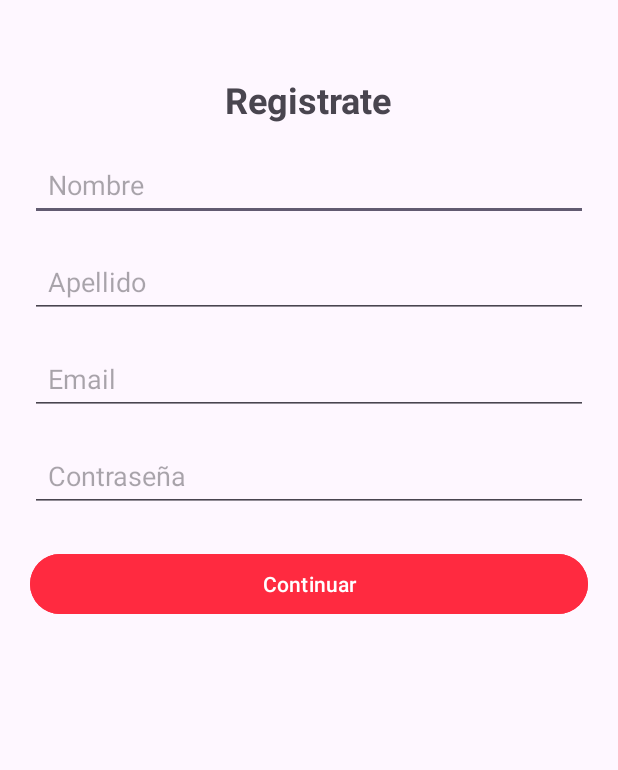
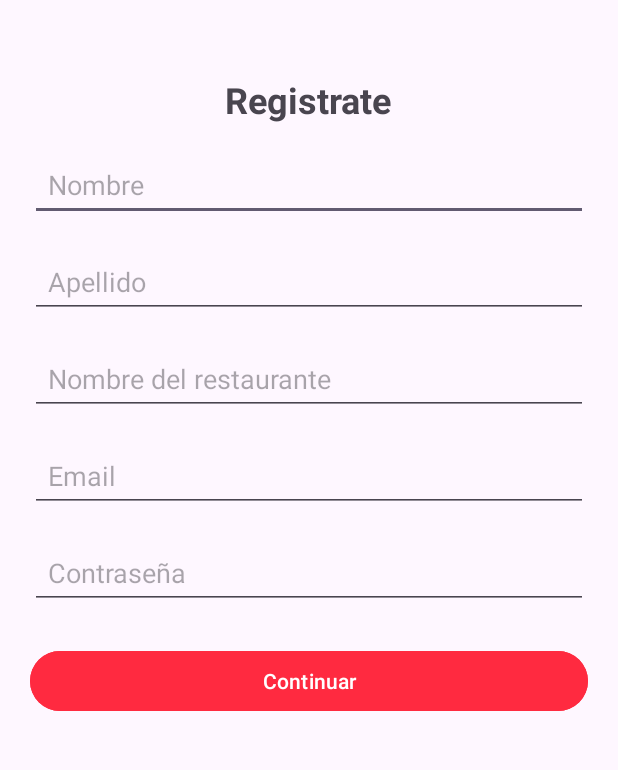
Before and after one commit to camilariverodv/parcial-2-am-acn4av-rivero, an Android app: the RegisterActivity screen opened directly, with no data from a screen before it, on a phone screen of 412 x 824 dp, the part 75-845 px from its top. Run offline under Robolectric (Android 15) with nearby library versions, the phone set to English and light mode, and no system bars; our stand-ins replace Firebase (no records; nobody signed in at launch, a user with empty details on screens opened directly).

Commit message:
refactor: move hardcoded strings, colors, and dimensions to resource files

```diff
--- a/app/src/main/java/com/example/ebooking/RegisterActivity.java
+++ b/app/src/main/java/com/example/ebooking/RegisterActivity.java
@@ -25,7 +25,7 @@ import android.util.Log;
 
 public class RegisterActivity extends AppCompatActivity {
 
-    private EditText nameEditText, lastNameEditText, emailEditText, passwordEditText;
+    private EditText nameEditText, lastNameEditText, emailEditText, passwordEditText, restaurantNameEditText;
     private Button registerSubmitButton;
 
     private FirebaseAuth mAuth;
@@ -40,6 +40,7 @@ public class RegisterActivity extends AppCompatActivity {
         emailEditText = findViewById(R.id.emailEditText);
         passwordEditText = findViewById(R.id.passwordEditText);
         registerSubmitButton = findViewById(R.id.registerSubmitButton);
+        restaurantNameEditText = findViewById(R.id.restaurantNameEditText);
 
         // Firebase Auth
         mAuth = FirebaseAuth.getInstance();
@@ -58,9 +59,10 @@ public class RegisterActivity extends AppCompatActivity {
         String lastName = lastNameEditText.getText().toString().trim();
         String email = emailEditText.getText().toString().trim();
         String password = passwordEditText.getText().toString();
+        String restaurantName = restaurantNameEditText.getText().toString().trim();
 
         if (TextUtils.isEmpty(name) || TextUtils.isEmpty(lastName) || TextUtils.isEmpty(email)
-                || TextUtils.isEmpty(password)) {
+                || TextUtils.isEmpty(password) || TextUtils.isEmpty(restaurantName)) {
             Toast.makeText(RegisterActivity.this, "Debe completar todos los datos", Toast.LENGTH_SHORT).show();
             return;
         }
@@ -89,6 +91,7 @@ public class RegisterActivity extends AppCompatActivity {
                             user.put("name", name);
                             user.put("lastName", lastName);
                             user.put("email", email);
+                            user.put("restaurantName", restaurantName);
 
                             db.collection("users").document(userId)
                                     .set(user)
--- a/app/src/main/res/layout/activity_booking.xml
+++ b/app/src/main/res/layout/activity_booking.xml
@@ -24,10 +24,10 @@
             android:id="@+id/bookingListContainer">
 
             <TextView
-                android:id="@+id/loginTextView"
+                android:id="@+id/bookingTitleTextView"
                 android:layout_width="wrap_content"
                 android:layout_height="wrap_content"
-                android:text="Mis reservas"
+                android:text="@string/booking_title"
                 android:textSize="24sp"
                 android:textStyle="bold"
                 android:layout_marginTop="40dp"
--- a/app/src/main/res/layout/activity_register.xml
+++ b/app/src/main/res/layout/activity_register.xml
@@ -23,7 +23,7 @@
             android:layout_width="wrap_content"
             android:layout_height="wrap_content"
             android:layout_marginTop="50dp"
-            android:text="Registrate"
+            android:text="@string/register_title"
             android:textSize="24sp"
             android:textStyle="bold" />
 
@@ -32,7 +32,7 @@
             android:layout_width="match_parent"
             android:layout_height="wrap_content"
             android:layout_marginTop="16dp"
-            android:hint="Nombre"
+            android:hint="@string/name_hint"
             android:inputType="textPersonName"
             android:minHeight="48dp"
             android:padding="12dp" />
@@ -42,7 +42,17 @@
             android:layout_width="match_parent"
             android:layout_height="wrap_content"
             android:layout_marginTop="16dp"
-            android:hint="Apellido"
+            android:hint="@string/last_name_hint"
+            android:inputType="textPersonName"
+            android:minHeight="48dp"
+            android:padding="12dp" />
+
+        <EditText
+            android:id="@+id/restaurantNameEditText"
+            android:layout_width="match_parent"
+            android:layout_height="wrap_content"
+            android:layout_marginTop="16dp"
+            android:hint="@string/restaurant_name_hint"
             android:inputType="textPersonName"
             android:minHeight="48dp"
             android:padding="12dp" />
@@ -52,7 +62,7 @@
             android:layout_width="match_parent"
             android:layout_height="wrap_content"
             android:layout_marginTop="16dp"
-            android:hint="Email"
+            android:hint="@string/email_hint"
             android:inputType="textEmailAddress"
             android:minHeight="48dp"
             android:padding="12dp" />
@@ -62,7 +72,7 @@
             android:layout_width="match_parent"
             android:layout_height="wrap_content"
             android:layout_marginTop="16dp"
-            android:hint="Contraseña"
+            android:hint="@string/password_hint"
             android:inputType="textPassword"
             android:minHeight="48dp"
             android:padding="12dp" />
@@ -74,6 +84,6 @@
             android:layout_marginTop="24dp"
             android:backgroundTint="#ff2a40"
             android:baselineAligned="false"
-            android:text="Continuar" />
+            android:text="@string/register_button" />
     </LinearLayout>
 </LinearLayout>
--- a/app/src/main/res/layout/navbar.xml
+++ b/app/src/main/res/layout/navbar.xml
@@ -5,7 +5,7 @@
     android:orientation="horizontal"
     android:padding="10dp"
     android:gravity="center_vertical"
-    android:background="#ff2a40">
+    android:background="@color/primary_red">
 
     <ImageView
         android:id="@+id/backButton"
@@ -25,7 +25,7 @@
         android:layout_width="wrap_content"
         android:layout_height="wrap_content"
         android:layout_marginStart="2dp"
-        android:text="eBooking"
-        android:textColor="#FFFFFF"
+        android:text="@string/navbar_title"
+        android:textColor="@color/white"
         android:textSize="20sp" />
 </LinearLayout>
--- a/app/src/main/res/values/colors.xml
+++ b/app/src/main/res/values/colors.xml
@@ -2,4 +2,7 @@
 <resources>
     <color name="black">#FF000000</color>
     <color name="white">#FFFFFFFF</color>
+    <color name="primary_red">#ff2a40</color>
+    <color name="secondary_red">#f2493d</color>
+    <color name="light_gray">#eeeeee</color>
 </resources>
--- a/app/src/main/res/values/strings.xml
+++ b/app/src/main/res/values/strings.xml
@@ -1,3 +1,25 @@
 <resources>
+    <string name="booking_title">Reservas de ...</string>
+    <string name="register_title">Registrate</string>
+    <string name="name_hint">Nombre</string>
+    <string name="last_name_hint">Apellido</string>
+    <string name="restaurant_name_hint">Nombre del restaurante</string>
+    <string name="email_hint">Email</string>
+    <string name="password_hint">Contraseña</string>
+    <string name="register_button">Continuar</string>
+    <string name="main_title">eBooking</string>
+    <string name="main_subtitle">Aumentá tus pedidos y reservas</string>
+    <string name="main_register">Registrate</string>
+    <string name="main_question">¿Ya tenés cuenta?</string>
+    <string name="main_login">Inicia sesión</string>
+    <string name="login_title">Inicia sesión</string>
+    <string name="login_continue">Continuar</string>
+    <string name="contact_title">Ingresá tus datos</string>
+    <string name="personal_name_hint">Nombre y apellido</string>
+    <string name="send_button">Enviar</string>
+    <string name="cancel_button">Cancelar</string>
+    <string name="booking_details">Reserva a nombre de: Cliente\nFecha: Fecha\nHora: Hora\nCantidad de comensales: Cantidad</string>
+    <string name="cancel_reservation">Cancelar reserva</string>
+    <string name="navbar_title">eBooking</string>
     <string name="app_name">eBooking</string>
 </resources>
```
Also changed, not shown: app/src/main/java/com/example/ebooking/BookingActivity.java (+30 -0 lines), app/src/main/res/layout/activity_contact.xml (+8 -8 lines), app/src/main/res/layout/activity_login.xml (+5 -5 lines), app/src/main/res/layout/activity_main.xml (+7 -7 lines), app/src/main/res/layout/booking_card.xml (+5 -5 lines), app/src/main/res/values/dimens.xml (added, +23 -0 lines).
